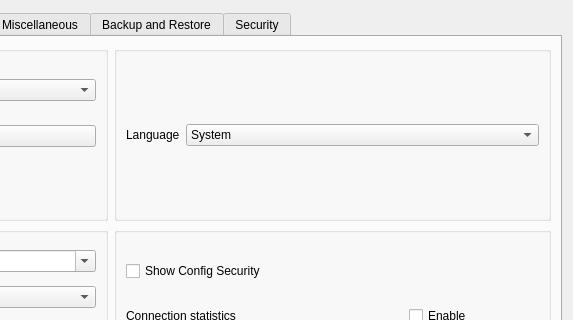
BadKey007/Throne, file include/ui/setting/dialog_basic_settings.ui: the form before one commit; both pictures show x 352 to 925 and y 0 to 320 of the 925 by 634 pixel window.
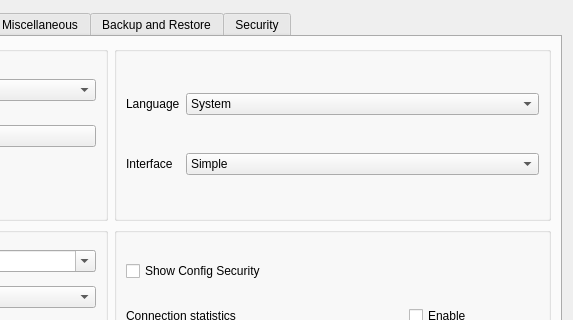
The form after the commit. The open tabs and pages were chosen to show the change. Custom widgets are drawn as their Qt base class.

Commit message: add simple interface mode

```diff
--- a/include/ui/setting/dialog_basic_settings.ui
+++ b/include/ui/setting/dialog_basic_settings.ui
@@ -896,6 +896,39 @@
               </property>
              </widget>
             </item>
+            <item row="1" column="0">
+             <widget class="QLabel" name="ui_mode_l">
+              <property name="sizePolicy">
+               <sizepolicy hsizetype="Maximum" vsizetype="Maximum">
+                <horstretch>0</horstretch>
+                <verstretch>0</verstretch>
+               </sizepolicy>
+              </property>
+              <property name="toolTip">
+               <string>Simple hides the advanced options. They keep their values and still apply.</string>
+              </property>
+              <property name="text">
+               <string>Interface</string>
+              </property>
+              <property name="buddy">
+               <cstring>ui_mode</cstring>
+              </property>
+             </widget>
+            </item>
+            <item row="1" column="2">
+             <widget class="QComboBox" name="ui_mode">
+              <item>
+               <property name="text">
+                <string>Simple</string>
+               </property>
+              </item>
+              <item>
+               <property name="text">
+                <string>Advanced</string>
+               </property>
+              </item>
+             </widget>
+            </item>
            </layout>
           </widget>
          </item>
```
Left out of the diff: 261 changed lines with no effect on the pictures. The commit also changes 32 other files.
